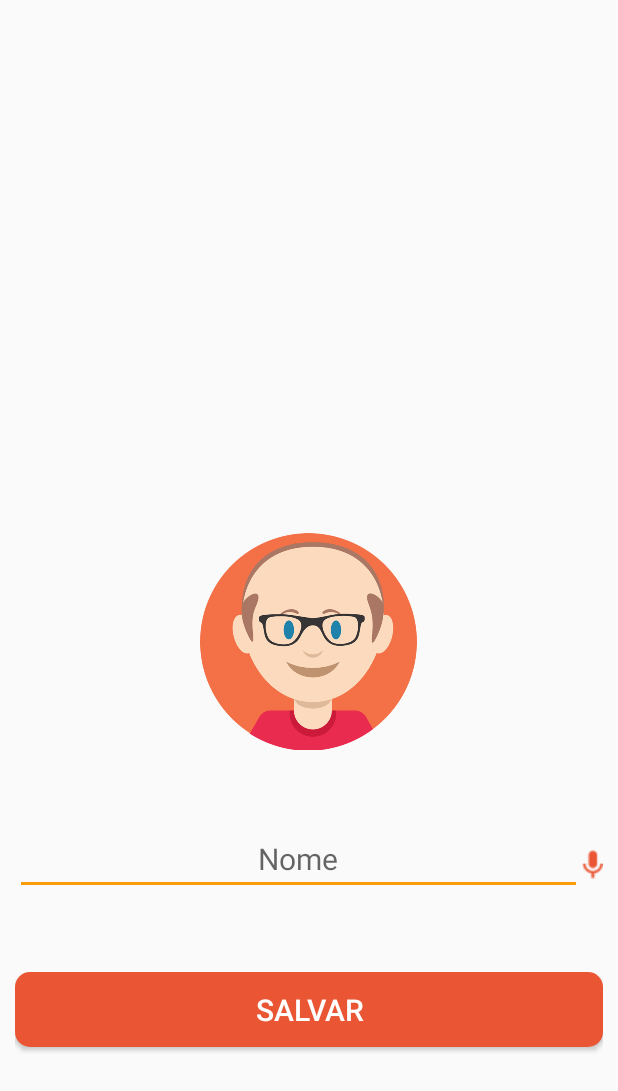
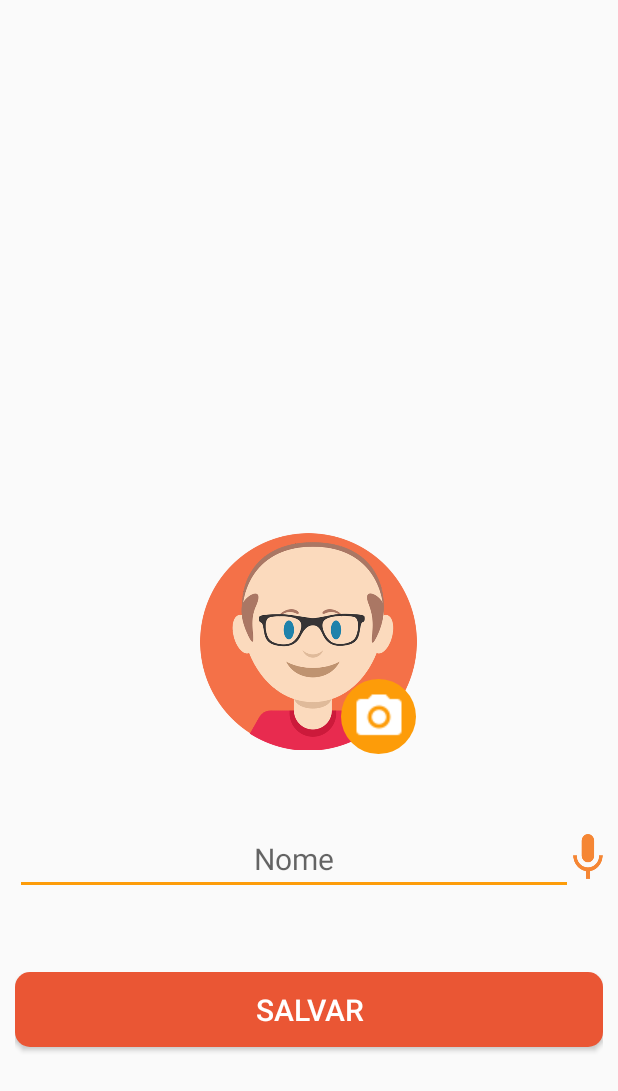
Before and after one commit to gabsouza/quem-e-quem-app, an Android app: the screen it shows after launch (TelaConfiguracoesCrianca), on a phone screen of 412 x 824 dp. Shown: the top 1091 px of the screen. Run offline under Robolectric (Android 15) with nearby library versions, the phone set to English and light mode, and no system bars.

Commit message:
adicionar evento botão camera

```diff
--- a/Aplicacao/app/src/main/java/com/example/gabriela/aplicacao/CustomSwip.java
+++ b/Aplicacao/app/src/main/java/com/example/gabriela/aplicacao/CustomSwip.java
@@ -12,7 +12,7 @@ import android.widget.ImageView;
  */
 public class CustomSwip extends PagerAdapter {
 
-    private int [] recursoImagem = {R.drawable.foto_personagem_1, R.drawable.foto_personagem_2, R.drawable.foto_personagem_3, R.drawable.foto_personagem_4, R.drawable.foto_personagem_5, R.drawable.foto_personagem_6, R.drawable.foto_camera};
+    private int [] recursoImagem = {R.drawable.foto_personagem_1, R.drawable.foto_personagem_2, R.drawable.foto_personagem_3, R.drawable.foto_personagem_4, R.drawable.foto_personagem_5, R.drawable.foto_personagem_6};
     private Context ctx;
     private LayoutInflater layoutInflater;
     private View itemView;
--- /dev/null
+++ b/Aplicacao/app/src/main/res/drawable/bt_redondo.xml
@@ -0,0 +1,7 @@
+<?xml version="1.0" encoding="utf-8"?>
+<shape
+    xmlns:android="http://schemas.android.com/apk/res/android"
+    android:shape="rectangle">
+    <corners android:radius="50dp"/>
+    <solid android:color="@color/colorAccent"/>
+</shape>
--- a/Aplicacao/app/src/main/res/layout/actitivity_configuracoes_crianca.xml
+++ b/Aplicacao/app/src/main/res/layout/actitivity_configuracoes_crianca.xml
@@ -15,8 +15,8 @@
         android:layout_centerHorizontal="true" />
 
         <ImageButton
-            android:layout_width="wrap_content"
-            android:layout_height="wrap_content"
+            android:layout_width="20dp"
+            android:layout_height="30dp"
             android:id="@+id/im_microfone"
             android:background="@drawable/icone_microfone"
             android:layout_marginBottom="62dp"
@@ -47,5 +47,14 @@
         android:layout_alignParentBottom="true"
         android:layout_alignParentStart="true" />
 
+    <ImageButton
+        android:layout_width="50dp"
+        android:layout_height="50dp"
+        android:id="@+id/ib_camera"
+        android:background="@drawable/bt_redondo"
+        android:src="@drawable/camera"
+        android:layout_marginEnd="33dp"
+        android:layout_alignBottom="@+id/viewPager"
+        android:layout_alignEnd="@+id/viewPager" />
 
 </RelativeLayout>
--- a/Aplicacao/app/src/main/res/values/strings.xml
+++ b/Aplicacao/app/src/main/res/values/strings.xml
@@ -2,4 +2,7 @@
     <string name="app_name">Aplicacao</string>
     <string name="speech_prompt">Say something&#8230;</string>
     <string name="speech_not_supported">Sorry! Your device doesn\'t support speech input</string>
+    <string name="imageException">Desculpe, não foi possível pegar sua imagem.</string>
+    <string name="unknownPath">Caminho desconhecido.</string>
+    <string name="dataException">Problemas ao pegar sua imagem</string>
 </resources>
```
Also changed, not shown: Aplicacao/app/src/main/java/com/example/gabriela/aplicacao/PegarPosition.java (added, +20 -0 lines), Aplicacao/app/src/main/java/com/example/gabriela/aplicacao/TelaConfiguracoesCrianca.java (+114 -9 lines), Aplicacao/app/src/main/java/pojo/Midia.java (+37 -0 lines), Aplicacao/app/src/main/java/pojo/TipoMidia.java (added, +22 -0 lines), Aplicacao/app/src/main/res/drawable/icone_microfone.png.
